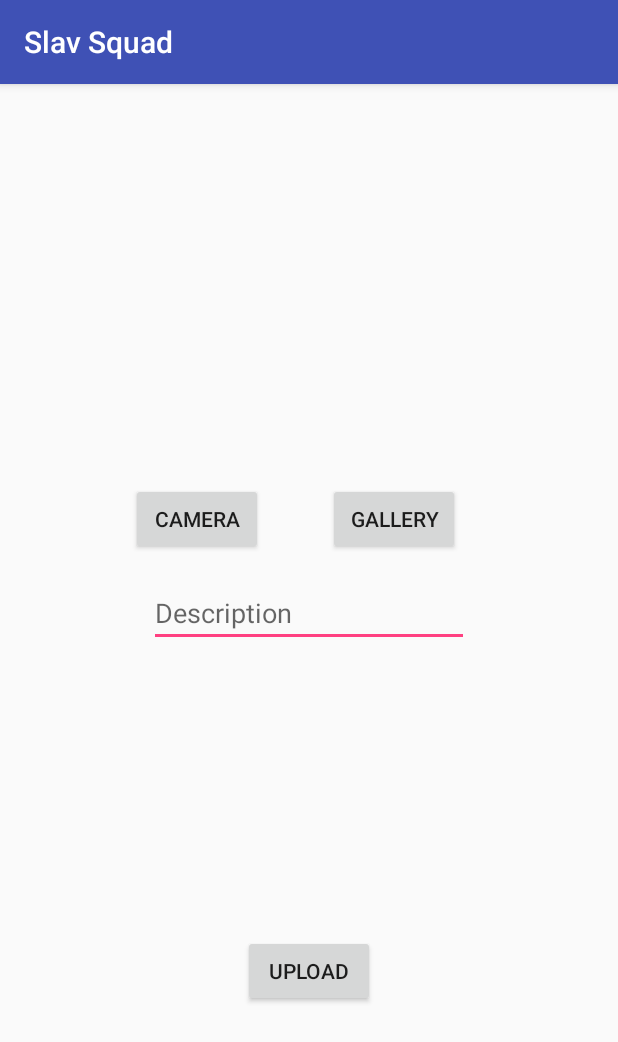
After one commit to ILIYANGERMANOV/slavstagram-mvp, an Android app: the UploadPostActivity screen opened directly, with no data from a screen before it, on a phone screen of 412 x 824 dp. The commit adds this screen. Shown: the top 1042 px of the screen. Run offline under Robolectric (Android 15) with nearby library versions, the phone set to English and light mode, and no system bars; our stand-ins replace ButterKnife, Timber; libraries missing offline, so code that uses them is left out: com.yalantis.ucrop, permissions.dispatcher; pictures from the network do not load.

Commit message:
Upload post: -implement take photo with camera -implement crop image -add dependencies for Runtime permissions handling and MaterialDialogs

```diff
--- /dev/null
+++ b/Slavstagram/app/src/main/java/com/babushka/slav_squad/ui/screens/upload_post/UploadPostContract.java
@@ -0,0 +1,61 @@
+package com.babushka.slav_squad.ui.screens.upload_post;
+
+import android.content.Intent;
+import android.net.Uri;
+import android.support.annotation.NonNull;
+import android.support.annotation.Nullable;
+
+import com.babushka.slav_squad.persistence.database.model.Post;
+import com.babushka.slav_squad.ui.screens.BasePresenter;
+import com.babushka.slav_squad.ui.screens.BaseView;
+
+import java.io.File;
+import java.io.IOException;
+
+/**
+ * Created by iliyan on 03.06.17.
+ */
+
+public interface UploadPostContract {
+    interface View extends BaseView {
+        void displayPostImage(@NonNull Uri photoUri);
+
+        void openCameraWithPermissionCheck(int requestCode);
+
+        void openGallery(int requestCode);
+
+        void openImageCropScreen(@NonNull Uri sourceUri, @NonNull Uri destinationUri);
+
+        void showError(@NonNull String message);
+    }
+
+    interface Presenter extends BasePresenter {
+        void handleCameraClicked();
+
+        @NonNull
+        File providePhotoFile() throws IOException;
+
+        void handleGalleryClicked();
+
+        void handleUpload(@NonNull String description);
+
+        void onActivityResult(int requestCode, int resultCode, Intent data);
+    }
+
+    interface Model {
+        void uploadPost(@NonNull Post post);
+
+        @Nullable
+        Uri getCurrentPhotoFile();
+
+        @NonNull
+        File createNewPhotoFile() throws IOException;
+
+        void deleteCurrentPhotoFile();
+
+        @NonNull
+        File createCroppedImageFile() throws IOException;
+
+        void deleteCroppedImageFile();
+    }
+}
--- /dev/null
+++ b/Slavstagram/app/src/main/res/layout/activity_upload_post.xml
@@ -0,0 +1,74 @@
+<?xml version="1.0" encoding="utf-8"?>
+<android.support.constraint.ConstraintLayout
+    xmlns:android="http://schemas.android.com/apk/res/android"
+    xmlns:app="http://schemas.android.com/apk/res-auto"
+    xmlns:tools="http://schemas.android.com/tools"
+    android:layout_width="match_parent"
+    android:layout_height="match_parent"
+    tools:context="com.babushka.slav_squad.ui.screens.upload_post.view.UploadPostActivity"
+    tools:layout_editor_absoluteY="81dp"
+    tools:layout_editor_absoluteX="0dp">
+
+    <Button
+        android:id="@+id/upload_post_gallery_button"
+        android:layout_width="wrap_content"
+        android:layout_height="wrap_content"
+        android:text="Gallery"
+        app:layout_constraintLeft_toRightOf="@+id/upload_post_camera_button"
+        android:layout_marginLeft="43dp"
+        app:layout_constraintBaseline_toBaselineOf="@+id/upload_post_camera_button"/>
+
+    <Button
+        android:id="@+id/upload_post_camera_button"
+        android:layout_width="wrap_content"
+        android:layout_height="wrap_content"
+        android:text="CAMERA"
+        android:layout_marginTop="16dp"
+        app:layout_constraintTop_toBottomOf="@+id/upload_post_image_view"
+        android:layout_marginLeft="85dp"
+        app:layout_constraintLeft_toLeftOf="parent"
+        android:layout_marginRight="8dp"
+        app:layout_constraintRight_toRightOf="parent"
+        app:layout_constraintHorizontal_bias="0.009"/>
+
+    <Button
+        android:id="@+id/upload_post_upload_button"
+        android:layout_width="wrap_content"
+        android:layout_height="wrap_content"
+        android:text="Upload"
+        android:layout_marginTop="8dp"
+        app:layout_constraintTop_toBottomOf="@+id/upload_post_desc_edit_text"
+        app:layout_constraintBottom_toBottomOf="parent"
+        android:layout_marginBottom="8dp"
+        android:layout_marginLeft="0dp"
+        app:layout_constraintVertical_bias="0.56"
+        app:layout_constraintLeft_toLeftOf="parent"
+        android:layout_marginRight="8dp"
+        app:layout_constraintRight_toRightOf="parent"
+        app:layout_constraintHorizontal_bias="0.513"/>
+
+    <EditText
+        android:id="@+id/upload_post_desc_edit_text"
+        android:layout_width="wrap_content"
+        android:layout_height="wrap_content"
+        android:ems="10"
+        android:hint="Description"
+        android:inputType="textPersonName"
+        android:layout_marginTop="16dp"
+        app:layout_constraintTop_toBottomOf="@+id/upload_post_camera_button"
+        android:layout_marginRight="8dp"
+        app:layout_constraintRight_toRightOf="parent"
+        android:layout_marginLeft="8dp"
+        app:layout_constraintLeft_toLeftOf="parent"/>
+
+    <ImageView
+        android:id="@+id/upload_post_image_view"
+        android:layout_width="0dp"
+        android:layout_height="250dp"
+        android:layout_marginLeft="0dp"
+        android:layout_marginRight="0dp"
+        android:layout_marginTop="0dp"
+        app:layout_constraintLeft_toLeftOf="parent"
+        app:layout_constraintRight_toRightOf="parent"
+        app:layout_constraintTop_toTopOf="parent"/>
+</android.support.constraint.ConstraintLayout>
--- /dev/null
+++ b/Slavstagram/app/src/main/res/xml/file_paths.xml
@@ -0,0 +1,6 @@
+<?xml version="1.0" encoding="utf-8"?>
+<paths>
+    <external-path
+        name="my_images"
+        path="Android/data/com.babushka.slav_squad/files/Pictures"/>
+</paths>
--- a/Slavstagram/build.gradle
+++ b/Slavstagram/build.gradle
@@ -24,6 +24,7 @@ ext {
     butterKnifeVersion = "8.6.0"
     playServicesVersion = "10.2.6"
     glideVersion = "4.0.0-RC0"
+    permissionsDispatcherVersion = "2.4.0"
 
     deps = [
             gson     : "com.google.code.gson:gson:2.4",
@@ -35,6 +36,7 @@ ext {
 allprojects {
     repositories {
         jcenter()
+        maven { url "https://jitpack.io" }
     }
 }
 
```
Also changed, not shown: Slavstagram/app/build.gradle (+7 -0 lines), Slavstagram/app/src/main/AndroidManifest.xml (+40 -12 lines), Slavstagram/app/src/main/java/com/babushka/slav_squad/ui/screens/main/view/MainActivity.java (+17 -18 lines), Slavstagram/app/src/main/java/com/babushka/slav_squad/ui/screens/upload_post/model/UploadPostModel.java (added, +98 -0 lines), Slavstagram/app/src/main/java/com/babushka/slav_squad/ui/screens/upload_post/presenter/UploadPostPresenter.java (added, +131 -0 lines), Slavstagram/app/src/main/java/com/babushka/slav_squad/ui/screens/upload_post/view/UploadPostActivity.java (added, +151 -0 lines), 1 other file.
